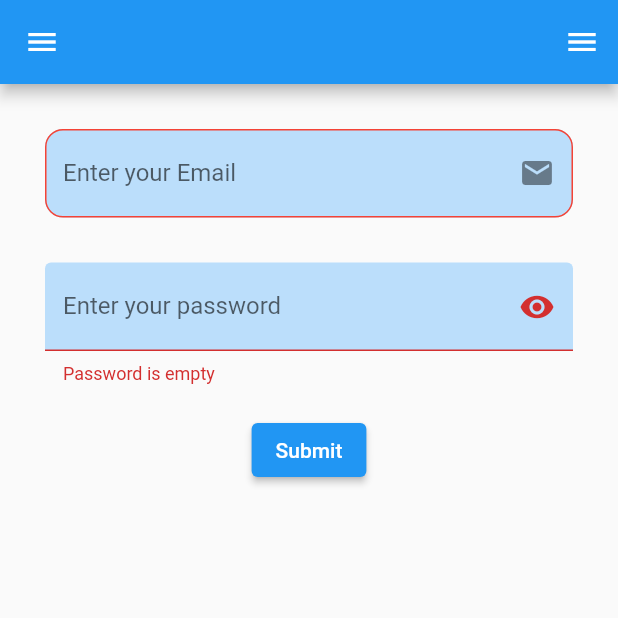
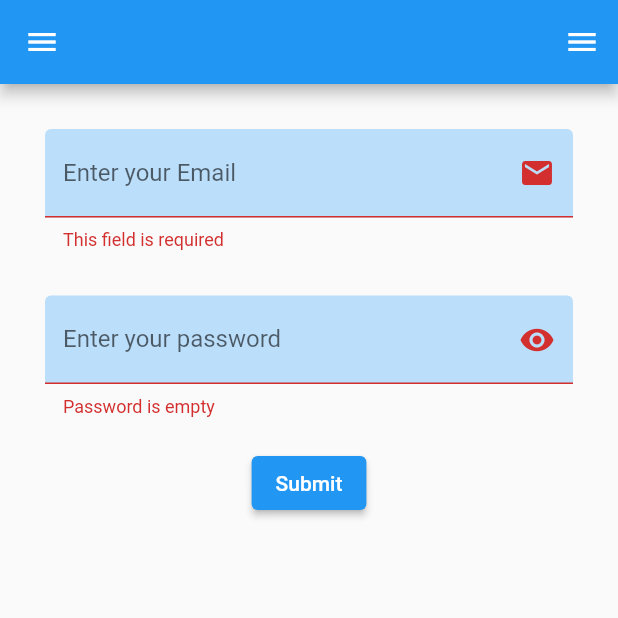
Before and after one commit to SimantoTareq/Flutter-UI, a Flutter app: the Home_page screen opened directly, after a tap on "Submit", on a phone screen of 412 x 824 dp, the top half of it. Run offline on Flutter 3.47's test engine with Material 2 defaults, Android fonts, the phone set to English and light mode, and no system bars; our stand-ins replace dropdown_button2, google_fonts, shared_preferences; accounts and stored records are empty; network calls fail.

```diff
--- a/custom_shape/lib/main.dart
+++ b/custom_shape/lib/main.dart
@@ -28,6 +28,6 @@ class MyApp extends StatelessWidget {
           // is not restarted.
           primarySwatch: Colors.blue,
         ),
-        home: bezierCurves());
+        home: HomePage());
   }
 }
--- a/drawer/lib/home_page.dart
+++ b/drawer/lib/home_page.dart
@@ -48,9 +48,22 @@ class _Home_pageState extends State<Home_page> {
                   controller: emailController,
                   hintText: "Enter your Email",
                   labelText: "Enter your Email",
-                  keyboardType: TextInputType.phone,
+                  keyboardType: TextInputType.emailAddress,
                   Prefixicon: Icons.email,
-                  validator: (value) {},
+                  validator: (value) {
+                    // Check if this field is empty
+                    if (value == null || value.isEmpty) {
+                      return 'This field is required';
+                    }
+
+                    // using regular expression
+                    if (!RegExp(r'\S+@\S+\.\S+').hasMatch(value)) {
+                      return "Please enter a valid email address";
+                    }
+
+                    // the email is valid
+                    return null;
+                  },
                 ),
                 SizedBox(
                   height: 30,
--- a/drawer/pubspec.yaml
+++ b/drawer/pubspec.yaml
@@ -31,6 +31,7 @@ environment:
 dependencies:
   flutter:
     sdk: flutter
+  email_validator: ^2.1.17
 
 
   # The following adds the Cupertino Icons font to your application.
```
Also changed, not shown: drawer/pubspec.lock.
